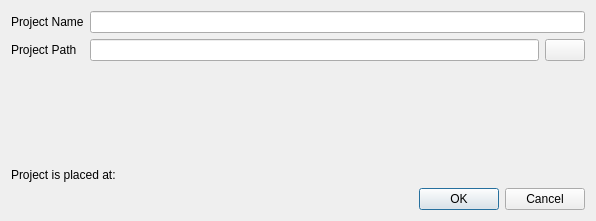
This is app/assets/uis/create_new_project_dialog.ui in threezinedine/ntt-light-sculpture-app as Qt 5 draws it before an edit. The edited form follows.
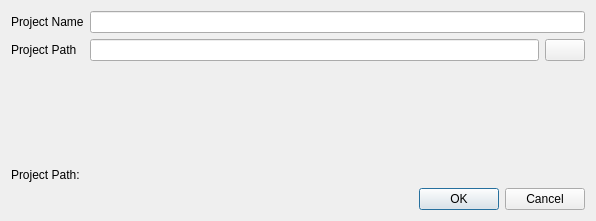
This is the edited form.

Commit message: [feature] walkthrough test for create new project

```diff
--- a/app/assets/uis/create_new_project_dialog.ui
+++ b/app/assets/uis/create_new_project_dialog.ui
@@ -62,7 +62,7 @@
       </sizepolicy>
      </property>
      <property name="text">
-      <string>Project is placed at: </string>
+      <string>Project Path: </string>
      </property>
     </widget>
    </item>
```
Left out of the diff: 2 changed lines with no effect on the pictures. The commit also changes 4 other files.
